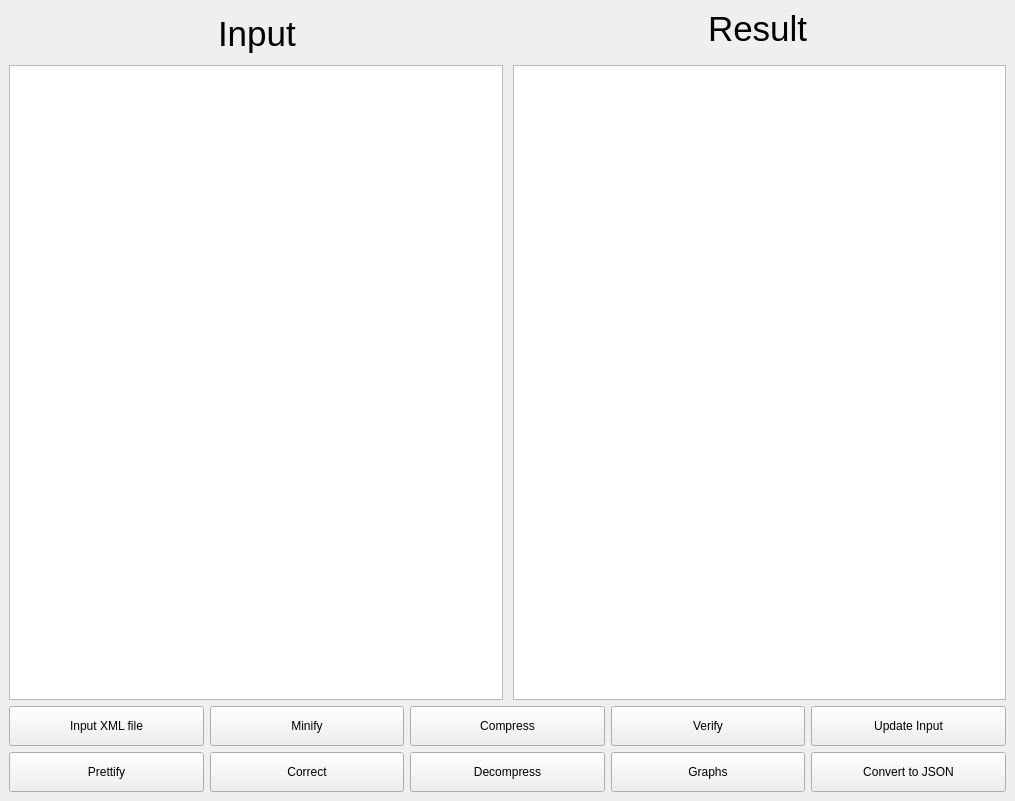
This is GUI/GUI/mainwindow.ui in ElecSpartan/DS_Project as Qt 5 draws it before an edit. The edited form follows.
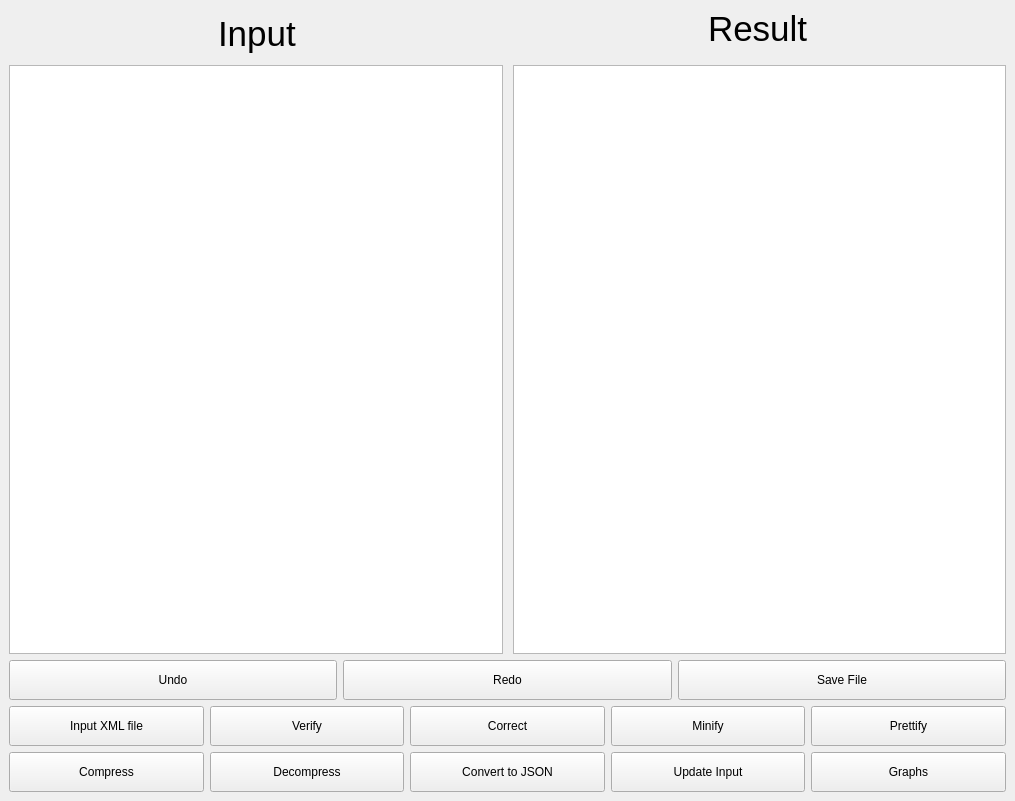
This is the edited form.

```diff
--- a/GUI/GUI/mainwindow.ui
+++ b/GUI/GUI/mainwindow.ui
@@ -23,147 +23,7 @@
    <string> XML Parser</string>
   </property>
   <widget class="QWidget" name="centralwidget">
-   <layout class="QGridLayout" name="gridLayout_5">
-    <item row="1" column="0">
-     <layout class="QGridLayout" name="gridLayout_4">
-      <item row="0" column="4">
-       <widget class="QPushButton" name="updatechanges">
-        <property name="minimumSize">
-         <size>
-          <width>160</width>
-          <height>40</height>
-         </size>
-        </property>
-        <property name="text">
-         <string>Update Input</string>
-        </property>
-       </widget>
-      </item>
-      <item row="1" column="4">
-       <widget class="QPushButton" name="toJson">
-        <property name="minimumSize">
-         <size>
-          <width>160</width>
-          <height>40</height>
-         </size>
-        </property>
-        <property name="text">
-         <string>Convert to JSON</string>
-        </property>
-       </widget>
-      </item>
-      <item row="0" column="1">
-       <widget class="QPushButton" name="minify">
-        <property name="minimumSize">
-         <size>
-          <width>160</width>
-          <height>40</height>
-         </size>
-        </property>
-        <property name="text">
-         <string>Minify</string>
-        </property>
-       </widget>
-      </item>
-      <item row="1" column="3">
-       <widget class="QPushButton" name="Graphs">
-        <property name="minimumSize">
-         <size>
-          <width>160</width>
-          <height>40</height>
-         </size>
-        </property>
-        <property name="text">
-         <string>Graphs</string>
-        </property>
-       </widget>
-      </item>
-      <item row="0" column="3">
-       <widget class="QPushButton" name="Verify">
-        <property name="minimumSize">
-         <size>
-          <width>160</width>
-          <height>40</height>
-         </size>
-        </property>
-        <property name="text">
-         <string>Verify</string>
-        </property>
-       </widget>
-      </item>
-      <item row="1" column="2">
-       <widget class="QPushButton" name="Decompress">
-        <property name="minimumSize">
-         <size>
-          <width>160</width>
-          <height>40</height>
-         </size>
-        </property>
-        <property name="text">
-         <string>Decompress</string>
-        </property>
-       </widget>
-      </item>
-      <item row="0" column="0">
-       <widget class="QPushButton" name="InputFile">
-        <property name="minimumSize">
-         <size>
-          <width>160</width>
-          <height>40</height>
-         </size>
-        </property>
-        <property name="text">
-         <string>Input XML file</string>
-        </property>
-       </widget>
-      </item>
-      <item row="1" column="0">
-       <widget class="QPushButton" name="Prettify">
-        <property name="minimumSize">
-         <size>
-          <width>160</width>
-          <height>40</height>
-         </size>
-        </property>
-        <property name="maximumSize">
-         <size>
-          <width>16777215</width>
-          <height>16777215</height>
-         </size>
-        </property>
-        <property name="text">
-         <string>Prettify</string>
-        </property>
-       </widget>
-      </item>
-      <item row="1" column="1">
-       <widget class="QPushButton" name="CorrectFile">
-        <property name="minimumSize">
-         <size>
-          <width>160</width>
-          <height>40</height>
-         </size>
-        </property>
-        <property name="text">
-         <string>Correct</string>
-        </property>
-       </widget>
-      </item>
-      <item row="0" column="2">
-       <widget class="QPushButton" name="Compress">
-        <property name="minimumSize">
-         <size>
-          <width>160</width>
-          <height>40</height>
-         </size>
-        </property>
-        <property name="text">
-         <string>Compress</string>
-        </property>
-       </widget>
-      </item>
-     </layout>
-    </item>
+   <layout class="QGridLayout" name="gridLayout_6">
     <item row="0" column="0">
      <layout class="QGridLayout" name="gridLayout_3">
       <item row="0" column="0">
@@ -271,6 +131,207 @@
       </item>
      </layout>
     </item>
+    <item row="1" column="0">
+     <layout class="QGridLayout" name="gridLayout_5">
+      <item row="0" column="1">
+       <widget class="QPushButton" name="Redo">
+        <property name="minimumSize">
+         <size>
+          <width>160</width>
+          <height>40</height>
+         </size>
+        </property>
+        <property name="maximumSize">
+         <size>
+          <width>16777215</width>
+          <height>16777215</height>
+         </size>
+        </property>
+        <property name="text">
+         <string>Redo</string>
+        </property>
+       </widget>
+      </item>
+      <item row="0" column="2">
+       <widget class="QPushButton" name="Savefile">
+        <property name="minimumSize">
+         <size>
+          <width>160</width>
+          <height>40</height>
+         </size>
+        </property>
+        <property name="maximumSize">
+         <size>
+          <width>16777215</width>
+          <height>16777215</height>
+         </size>
+        </property>
+        <property name="text">
+         <string>Save File</string>
+        </property>
+       </widget>
+      </item>
+      <item row="0" column="0">
+       <widget class="QPushButton" name="Undo">
+        <property name="minimumSize">
+         <size>
+          <width>160</width>
+          <height>40</height>
+         </size>
+        </property>
+        <property name="maximumSize">
+         <size>
+          <width>16777215</width>
+          <height>16777215</height>
+         </size>
+        </property>
+        <property name="text">
+         <string>Undo</string>
+        </property>
+       </widget>
+      </item>
+     </layout>
+    </item>
+    <item row="2" column="0">
+     <layout class="QGridLayout" name="gridLayout_4">
+      <item row="0" column="0">
+       <widget class="QPushButton" name="InputFile">
+        <property name="minimumSize">
+         <size>
+          <width>160</width>
+          <height>40</height>
+         </size>
+        </property>
+        <property name="text">
+         <string>Input XML file</string>
+        </property>
+       </widget>
+      </item>
+      <item row="0" column="1">
+       <widget class="QPushButton" name="Verify">
+        <property name="minimumSize">
+         <size>
+          <width>160</width>
+          <height>40</height>
+         </size>
+        </property>
+        <property name="text">
+         <string>Verify</string>
+        </property>
+       </widget>
+      </item>
+      <item row="0" column="2">
+       <widget class="QPushButton" name="CorrectFile">
+        <property name="minimumSize">
+         <size>
+          <width>160</width>
+          <height>40</height>
+         </size>
+        </property>
+        <property name="text">
+         <string>Correct</string>
+        </property>
+       </widget>
+      </item>
+      <item row="0" column="3">
+       <widget class="QPushButton" name="minify">
+        <property name="minimumSize">
+         <size>
+          <width>160</width>
+          <height>40</height>
+         </size>
+        </property>
+        <property name="text">
+         <string>Minify</string>
+        </property>
+       </widget>
+      </item>
+      <item row="0" column="4">
+       <widget class="QPushButton" name="Prettify">
+        <property name="minimumSize">
+         <size>
+          <width>160</width>
+          <height>40</height>
+         </size>
+        </property>
+        <property name="maximumSize">
+         <size>
+          <width>16777215</width>
+          <height>16777215</height>
+         </size>
+        </property>
+        <property name="text">
+         <string>Prettify</string>
+        </property>
+       </widget>
+      </item>
+      <item row="1" column="0">
+       <widget class="QPushButton" name="Compress">
+        <property name="minimumSize">
+         <size>
+          <width>160</width>
+          <height>40</height>
+         </size>
+        </property>
+        <property name="text">
+         <string>Compress</string>
+        </property>
+       </widget>
+      </item>
+      <item row="1" column="1">
+       <widget class="QPushButton" name="Decompress">
+        <property name="minimumSize">
+         <size>
+          <width>160</width>
+          <height>40</height>
+         </size>
+        </property>
+        <property name="text">
+         <string>Decompress</string>
+        </property>
+       </widget>
+      </item>
+      <item row="1" column="2">
+       <widget class="QPushButton" name="toJson">
+        <property name="minimumSize">
+         <size>
+          <width>160</width>
+          <height>40</height>
+         </size>
+        </property>
+        <property name="text">
+         <string>Convert to JSON</string>
+        </property>
+       </widget>
+      </item>
+      <item row="1" column="3">
+       <widget class="QPushButton" name="updatechanges">
+        <property name="minimumSize">
+         <size>
+          <width>160</width>
+          <height>40</height>
+         </size>
+        </property>
+        <property name="text">
+         <string>Update Input</string>
+        </property>
+       </widget>
+      </item>
+      <item row="1" column="4">
+       <widget class="QPushButton" name="Graphs">
+        <property name="minimumSize">
+         <size>
+          <width>160</width>
+          <height>40</height>
+         </size>
+        </property>
+        <property name="text">
+         <string>Graphs</string>
+        </property>
+       </widget>
+      </item>
+     </layout>
+    </item>
    </layout>
   </widget>
  </widget>
```
